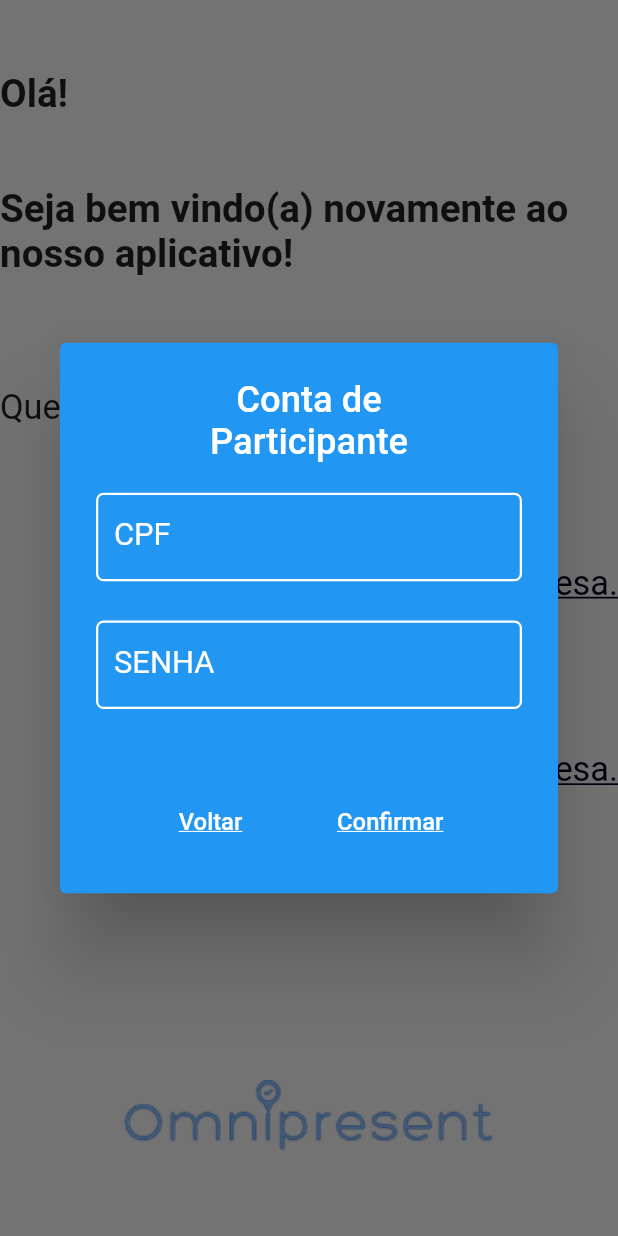
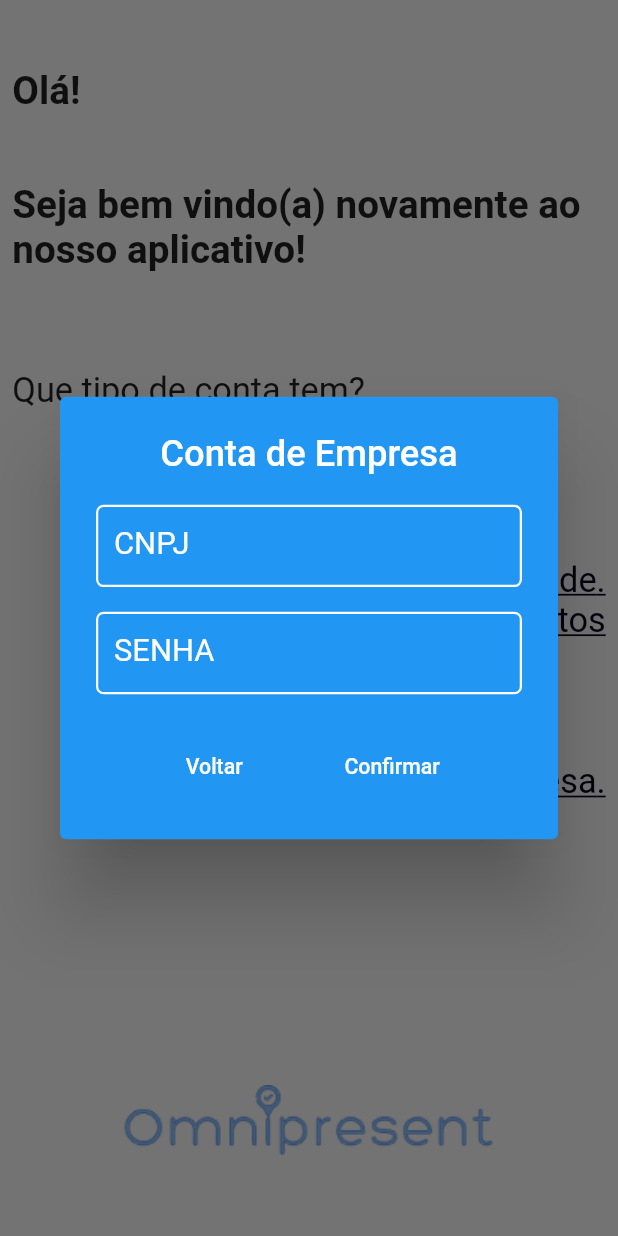
Before and after one commit to Felipe-Takayuki/omni_, a Flutter app: the OptionLogin screen opened by its route, after a tap on ".Uma conta de empresa", on a phone screen of 412 x 824 dp. Run offline on Flutter 3.47's test engine with Material 2 defaults, Android fonts, the light colour scheme and no system bars; our stand-ins replace auto_size_text, get; Roboto replaces fonts that are missing (Montserrat).

Commit message:
componentização

```diff
--- a/lib/pages/login/LoginUser/loginuser.dart
+++ b/lib/pages/login/LoginUser/loginuser.dart
@@ -1,7 +1,7 @@
 import "package:flutter/material.dart";
 import 'package:get/get.dart';
 import 'package:omni_organizado/Routes/routes.dart';
-import 'package:omni_organizado/pages/login/widgets_login/TextField/textfield_login.dart';
+import 'package:omni_organizado/pages/login/widgets_login/ColumnDialog/dialog_login.dart';
 
 class OptionLoginUser extends StatefulWidget {
   const OptionLoginUser({super.key});
@@ -15,31 +15,6 @@ class _OptionLoginUserState extends State<OptionLoginUser> {
   Widget build(BuildContext context) {
     var _height = MediaQuery.of(context).size.height;
     var _width = MediaQuery.of(context).size.width;
-    return Form(
-      child: Container(  decoration: BoxDecoration(borderRadius: BorderRadius.circular(30)),child: Form(child:  SingleChildScrollView(
-        reverse: true,
-        child: Column(
-         mainAxisSize: MainAxisSize.min,
-         children: [
-          ResponsiveTextField(titlelabeltext: "CPF", invisible: false),
-          SizedBox(height: _height * 0.02,),
-          ResponsiveTextField(titlelabeltext: "SENHA", invisible: true),
-          SizedBox(height: _height * 0.05,),
-          Row(
-          mainAxisAlignment: MainAxisAlignment.spaceEvenly,children: [
-          Flexible(
-            child: TextButton(onPressed: () {
-              Get.back();
-            }, child: Text("Voltar",style: TextStyle(fontSize: _width * 1/26 ,color: Colors.white,decoration: TextDecoration.underline),)),
-          ),
-            Flexible(
-              child: TextButton(onPressed: () {
-              Get.toNamed(Routes.HomeUser);
-        }, child: Text("Confirmar", style: TextStyle(fontSize: _width * 1/26,color: Colors.white,decoration: TextDecoration.underline),maxLines: 1,)),
-            ),
-         ],),
-         ]),
-      ),),),
-    );
+    return dialogbase(funcConfirm: Routes.HomeUser, funcCancel: Routes.Login, invisible1: false, invisible2: true, titlelabeltext2: "SENHA", titlelabeltext1: "CPF");
   }
 }
--- a/lib/pages/login/OptionLogin/optionLogin.dart
+++ b/lib/pages/login/OptionLogin/optionLogin.dart
@@ -1,10 +1,9 @@
 
 import"package:flutter/material.dart";
 import 'package:get/get.dart';
-import 'package:omni_organizado/Routes/routes.dart';
 import 'package:omni_organizado/pages/login/LoginUser/loginuser.dart';
 import 'package:omni_organizado/pages/login/LoginOrg/loginorg.dart';
-import 'package:omni_organizado/pages/login/widgets_login/buttons/buttons_login.dart';
+import 'package:omni_organizado/utils/colors/colors.dart';
 
 class OptionLogin extends StatefulWidget {
   const OptionLogin({super.key});
@@ -22,7 +21,7 @@ class _OptionLoginState extends State<OptionLogin> {
     var _height = MediaQuery.of(context).size.height;
     return Scaffold(
       body:  Container(
-
+   padding: EdgeInsets.symmetric(horizontal: _width * 0.02),
         child: Column(
           crossAxisAlignment: CrossAxisAlignment.center,
         children: [
@@ -42,7 +41,7 @@ class _OptionLoginState extends State<OptionLogin> {
                  style: TextStyle(fontSize: _width * 1/16, fontWeight: FontWeight.w700)
                ),
              ),
-             SizedBox(height: _height * 0.09,),
+             SizedBox(height: _height * 0.08,),
              Align(
                alignment: Alignment.centerLeft,
                child: Text(
@@ -51,7 +50,7 @@ class _OptionLoginState extends State<OptionLogin> {
                ),
              ),
 
-              SizedBox(height: _height *0.05,),
+              SizedBox(height: _height *0.08,),
                Flexible(
               child: Align(
                 alignment: Alignment.centerRight,
@@ -60,7 +59,7 @@ class _OptionLoginState extends State<OptionLogin> {
                     {
                  showDialog(context: context, builder: (BuildContext context){
                   return AlertDialog(
-                    title: Center(child: Text("Conta de \nParticipante ",style: TextStyle(fontSize: _width * 1/17,color: Colors.white), textAlign: TextAlign.center,)),
+
                     backgroundColor: Colors.blue,
                     content: OptionLoginUser()
                   );
@@ -69,7 +68,7 @@ class _OptionLoginState extends State<OptionLogin> {
             }
                   },
                   child: Text(
-                    ".Uma conta de empresa",
+                    ".Uma conta de Participante de\neventos",
                     style: TextStyle(fontSize: _width * 1/18, fontFamily: "Montserrat", color: Color.fromRGBO(3, 1, 29, 1), decoration: TextDecoration.underline),textDirection: TextDirection.rtl,
                   ),
                 ),
@@ -85,7 +84,7 @@ class _OptionLoginState extends State<OptionLogin> {
                     {
                  showDialog(context: context, builder: (BuildContext context){
                   return AlertDialog(
-                    title: Center(child: Text("Conta de \nParticipante ",style: TextStyle(fontSize: _width * 1/17,color: Colors.white), textAlign: TextAlign.center,)),
+                    title: Center(child: Text("Conta de Empresa",style: TextStyle(fontSize: _width * 1/17,color: Colors.white), textAlign: TextAlign.center,)),
                     backgroundColor: Colors.blue,
                     content: OptionLoginOrg()
                   );
--- /dev/null
+++ b/lib/pages/login/widgets_login/ColumnDialog/dialog_login.dart
@@ -0,0 +1,110 @@
+import 'package:flutter/material.dart';
+import 'package:get/get.dart';
+
+class dialogbase extends StatefulWidget {
+  final dynamic funcConfirm;
+  final dynamic funcCancel;
+  final String titlelabeltext2;
+  final String titlelabeltext1;
+  final bool invisible1;
+  final bool invisible2;
+  const dialogbase({super.key, required this.funcConfirm, required this.funcCancel ,required this.invisible1, required this.invisible2,required this.titlelabeltext2, required this.titlelabeltext1});
+
+  @override
+  State<dialogbase> createState() => _dialogbaseState();
+}
+
+class _dialogbaseState extends State<dialogbase> {
+  @override
+  Widget build(BuildContext context) {
+    var _height = MediaQuery.of(context).size.height;
+    var _width = MediaQuery.of(context).size.width;
+    return Form(
+      child: Container(  decoration: BoxDecoration(borderRadius: BorderRadius.circular(30)),child: Form(child:  Column(
+       mainAxisSize: MainAxisSize.min,
+       children: [
+          SizedBox(
+          width: _width * 0.94,
+          height: _height * 1/15,
+             child: TextFormField(
+              obscureText: widget.invisible1,
+               decoration: InputDecoration(
+                 border: OutlineInputBorder(
+                             borderRadius: BorderRadius.circular(5),
+                             borderSide: BorderSide(color: Colors.white, width: 1.5),
+                 ),
+                 focusedBorder: OutlineInputBorder(
+                             borderRadius: BorderRadius.circular(5),
+                             borderSide: BorderSide(color: Colors.white, width: 1.5),
+                 ),
+                 disabledBorder: OutlineInputBorder(
+                             borderRadius: BorderRadius.circular(5),
+                             borderSide: BorderSide(color: Colors.white, width: 1.5),
+                 ),
+                 errorBorder: OutlineInputBorder(
+                             borderRadius: BorderRadius.circular(5),
+                             borderSide: BorderSide(color: Colors.red, width: 1.5),
+                 ),
+                 enabledBorder: OutlineInputBorder(
+                             borderRadius: BorderRadius.circular(5),
+                             borderSide: BorderSide(color: Colors.white, width: 1.5),
+                 ),
+                 labelText: widget.titlelabeltext1,
+
+                 labelStyle: TextStyle(color
+             : Colors.white, fontSize: _width * 1/20),
+               ),
+             ),
+           ),
+         SizedBox(height: _height * 0.02,),
+          SizedBox(
+          width: _width * 0.94,
+          height: _height * 1/15,
+             child: TextFormField(
+              obscureText: widget.invisible2,
+               decoration: InputDecoration(
+                 border: OutlineInputBorder(
+                             borderRadius: BorderRadius.circular(5),
+                             borderSide: BorderSide(color: Colors.white, width: 1.5),
+                 ),
+                 focusedBorder: OutlineInputBorder(
+                             borderRadius: BorderRadius.circular(5),
+                             borderSide: BorderSide(color: Colors.white, width: 1.5),
+                 ),
+                 disabledBorder: OutlineInputBorder(
+                             borderRadius: BorderRadius.circular(5),
+                             borderSide: BorderSide(color: Colors.white, width: 1.5),
+                 ),
+                 errorBorder: OutlineInputBorder(
+                             borderRadius: BorderRadius.circular(5),
+                             borderSide: BorderSide(color: Colors.red, width: 1.5),
+                 ),
+                 enabledBorder: OutlineInputBorder(
+                             borderRadius: BorderRadius.circular(5),
+                             borderSide: BorderSide(color: Colors.white, width: 1.5),
+                 ),
+                 labelText: widget.titlelabeltext2,
+
+                 labelStyle: TextStyle(color
+             : Colors.white, fontSize: _width * 1/20),
+               ),
+             ),
+           ),
+         SizedBox(height: _height * 0.03,),
+         Row(
+          mainAxisAlignment: MainAxisAlignment.spaceEvenly,children: [
+          Flexible(
+            child: TextButton(onPressed: () {
+               Get.toNamed(widget.funcCancel);
+            }, child: Text("Voltar",style: TextStyle(fontSize: _width * 1/29 ,color: Colors.white),)),
+          ),
+            Flexible(
+              child: TextButton(onPressed: () {
+              Get.toNamed(widget.funcConfirm);
+        }, child: FittedBox(child: Text("Confirmar", style: TextStyle(fontSize: _width * 1/29,color: Colors.white),maxLines: 1,))),
+            ),
+         ],),
+       ]),),),
+    );
+  }
+}
--- a/lib/pages/login/widgets_login/TextField/textfield_login.dart
+++ /dev/null
@@ -1,52 +0,0 @@
-import "package:flutter/material.dart";
-
-class ResponsiveTextField extends StatefulWidget {
-  final String titlelabeltext;
-  final bool invisible;
-
-  const ResponsiveTextField({super.key, required this.titlelabeltext, required this.invisible});
-
-  @override
-  State<ResponsiveTextField> createState() => _ResponsiveTextFieldState();
-}
-
-class _ResponsiveTextFieldState extends State<ResponsiveTextField> {
-  @override
-  Widget build(BuildContext context) {
-    var _width = MediaQuery.of(context).size.width;
-    var _height = MediaQuery.of(context).size.height;
-    return SizedBox(
-          width: _width * 0.8,
-          height: _height * 1/12,
-             child: TextFormField(
-              obscureText: widget.invisible,
-               decoration: InputDecoration(
-                 border: OutlineInputBorder(
-                             borderRadius: BorderRadius.circular(5),
-                             borderSide: BorderSide(color: Colors.white, width: 1.5),
-                 ),
-                 focusedBorder: OutlineInputBorder(
-                             borderRadius: BorderRadius.circular(5),
-                             borderSide: BorderSide(color: Colors.white, width: 1.5),
-                 ),
-                 disabledBorder: OutlineInputBorder(
-                             borderRadius: BorderRadius.circular(5),
-                             borderSide: BorderSide(color: Colors.white, width: 1.5),
-                 ),
-                 errorBorder: OutlineInputBorder(
-                             borderRadius: BorderRadius.circular(5),
-                             borderSide: BorderSide(color: Colors.red, width: 1.5),
-                 ),
-                 enabledBorder: OutlineInputBorder(
-                             borderRadius: BorderRadius.circular(5),
-                             borderSide: BorderSide(color: Colors.white, width: 1.5),
-                 ),
-                 labelText: widget.titlelabeltext,
-
-                 labelStyle: TextStyle(color
-             : Colors.white, fontSize: _width * 1/20),
-               ),
-             ),
-           );
-  }
-}
```
Also changed, not shown: lib/pages/login/LoginOrg/loginorg.dart (+2 -24 lines), lib/pages/optionenter/widgets/AlertDialogEnter/alertdialog.dart (+10 -6 lines).
